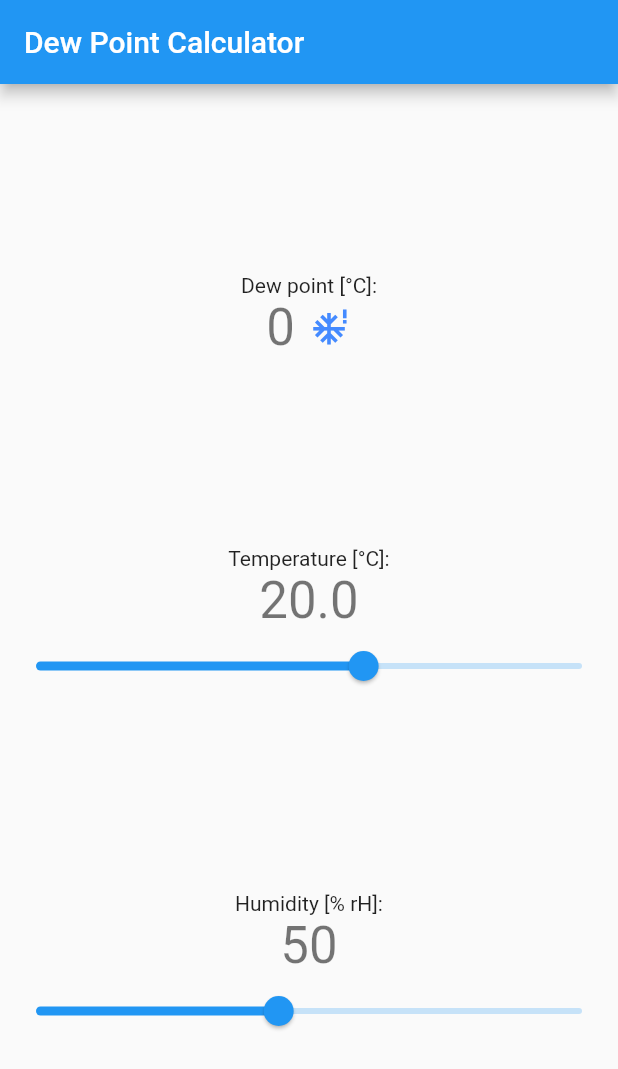
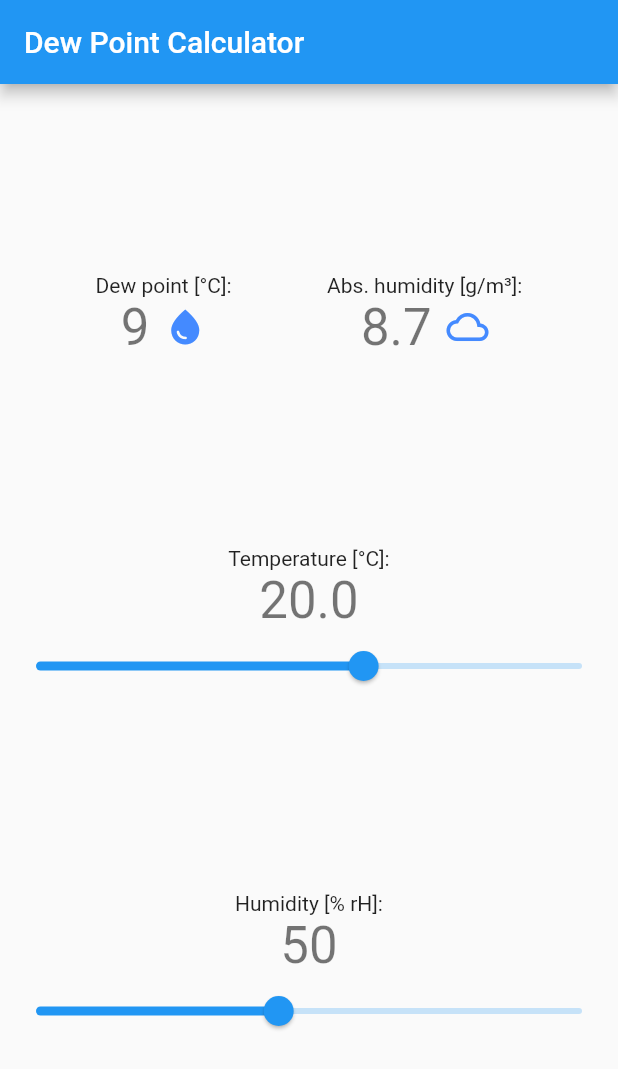
Before and after one commit to berdroid/dewpoint, a Flutter app: the screen it shows after launch, on a phone screen of 412 x 824 dp. Shown: the top 1069 px of the screen. Run offline on Flutter 3.47's test engine with Material 2 defaults, Android fonts, the phone set to English and light mode, and no system bars.

Commit message:
added display of absolute humidity

```diff
--- a/lib/main.dart
+++ b/lib/main.dart
@@ -37,8 +37,9 @@ class _MyHomePageState extends State<MyHomePage> {
   double dewPoint = 0.0;
   double absHumidity = 0.0;
 
-  void _updateDewPoint() {
+  void _updateCalculation() {
     dewPoint = calcDewPoint(temperature, humidity);
+    absHumidity = calcAbsoluteHumidity(temperature, humidity);
   }
 
   void _updateTemperature(double t) {
@@ -72,6 +73,10 @@ class _MyHomePageState extends State<MyHomePage> {
         child: Column(
           mainAxisAlignment: MainAxisAlignment.spaceEvenly,
           children: <Widget>[
+            Row(
+              mainAxisAlignment: MainAxisAlignment.spaceEvenly,
+              crossAxisAlignment: CrossAxisAlignment.center,
+              children: [
                 Column(
                   children: [
                     const Text('Dew point [°C]:'),
@@ -83,9 +88,30 @@ class _MyHomePageState extends State<MyHomePage> {
                         _bigNum(dewPoint, 0),
                         const SizedBox(width: 10),
                         Icon(
-                      dewPoint > 0 ? Icons.water_drop : Icons.severe_cold,
+                          dewPoint > 0 ? Icons.water_drop : Icons.ac_unit,
                           color: Colors.blueAccent,
                           size: 28,
+                        ),
+                      ],
+                    ),
+                  ],
+                ),
+                Column(
+                  children: [
+                    const Text('Abs. humidity [g/m³]:'),
+                    Row(
+                      mainAxisAlignment: MainAxisAlignment.center,
+                      crossAxisAlignment: CrossAxisAlignment.center,
+                      textBaseline: TextBaseline.alphabetic,
+                      children: [
+                        _bigNum(absHumidity, 1),
+                        const SizedBox(width: 10),
+                        const Icon(
+                          Icons.cloud_outlined,
+                          color: Colors.blueAccent,
+                          size: 28,
+                        ),
+                      ],
                     ),
                   ],
                 ),
```
Lines whose indentation alone changed are shown as unchanged.
